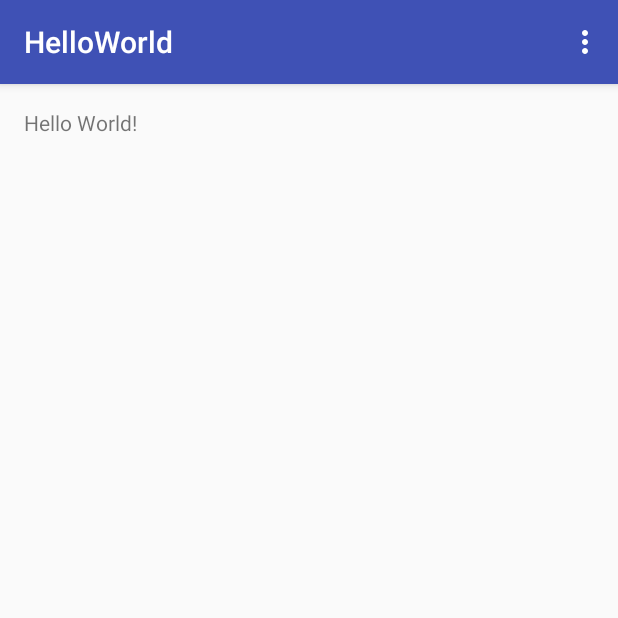
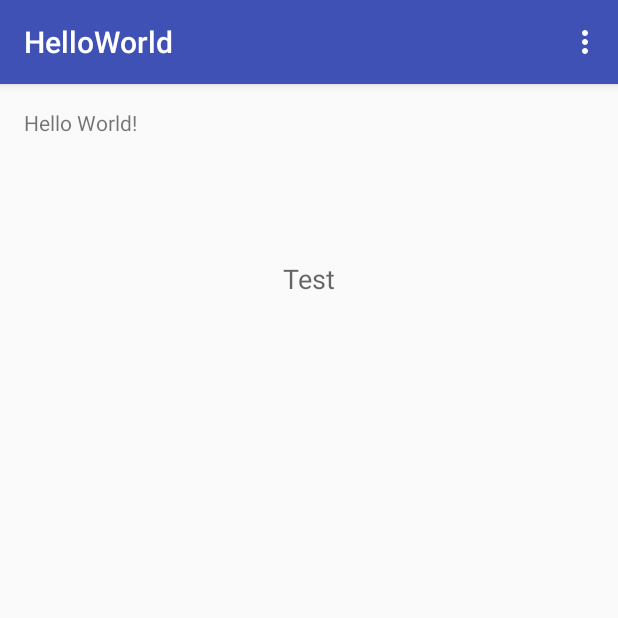
Before and after one commit to Pavtran/AndroidHelloWorld, an Android app: the screen it shows after launch (MainActivity), on a phone screen of 412 x 824 dp, the top half of it. Run offline under Robolectric (Android 15) with nearby library versions, the phone set to English and light mode, and no system bars.

Commit message:
Did a thing

```diff
--- a/app/src/main/res/layout/content_main.xml
+++ b/app/src/main/res/layout/content_main.xml
@@ -1,14 +1,30 @@
 <?xml version="1.0" encoding="utf-8"?>
 <RelativeLayout xmlns:android="http://schemas.android.com/apk/res/android"
+    xmlns:app="http://schemas.android.com/apk/res-auto"
     xmlns:tools="http://schemas.android.com/tools"
-    xmlns:app="http://schemas.android.com/apk/res-auto" android:layout_width="match_parent"
-    android:layout_height="match_parent" android:paddingLeft="@dimen/activity_horizontal_margin"
+    android:layout_width="match_parent"
+    android:layout_height="match_parent"
+    android:paddingBottom="@dimen/activity_vertical_margin"
+    android:paddingLeft="@dimen/activity_horizontal_margin"
     android:paddingRight="@dimen/activity_horizontal_margin"
     android:paddingTop="@dimen/activity_vertical_margin"
-    android:paddingBottom="@dimen/activity_vertical_margin"
     app:layout_behavior="@string/appbar_scrolling_view_behavior"
-    tools:showIn="@layout/activity_main" tools:context=".MainActivity">
+    tools:context=".MainActivity"
+    tools:showIn="@layout/activity_main">
 
-    <TextView android:text="Hello World!" android:layout_width="wrap_content"
-        android:layout_height="wrap_content" />
+    <TextView
+        android:id="@+id/textView2"
+        android:layout_width="wrap_content"
+        android:layout_height="wrap_content"
+        android:text="Hello World!" />
+
+    <TextView
+        android:id="@+id/textView"
+        android:layout_width="wrap_content"
+        android:layout_height="wrap_content"
+        android:layout_below="@+id/textView2"
+        android:layout_centerHorizontal="true"
+        android:layout_marginTop="82dp"
+        android:text="Test"
+        android:textAppearance="?android:attr/textAppearanceMedium" />
 </RelativeLayout>
```
